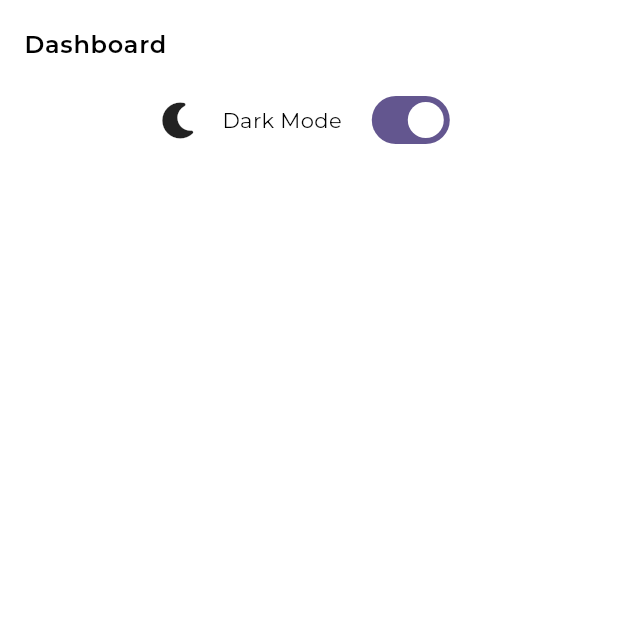
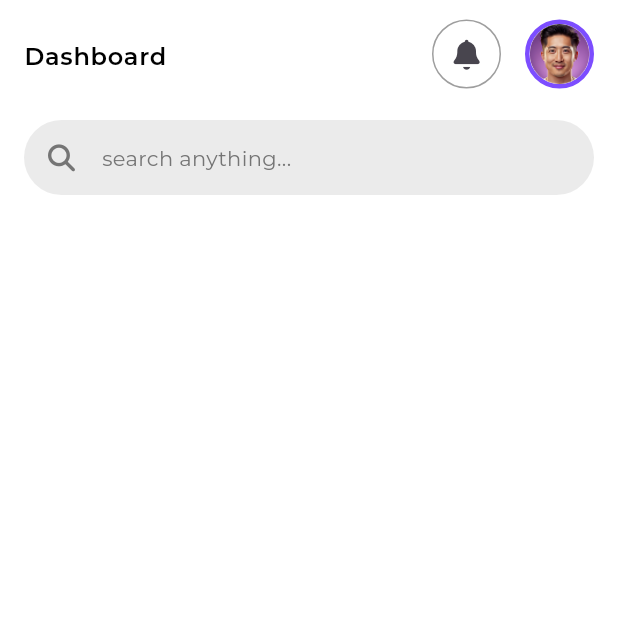
Before and after one commit to Kingjohneycodey/flutter_admin_dashboard, a Flutter app: the screen it shows after launch, on a phone screen of 412 x 824 dp, the top half of it. Run offline on Flutter 3.47's test engine with Material 3 defaults, Android fonts, the phone set to English and light mode, and no system bars; our stand-ins replace bloc, flutter_bloc, font_awesome_flutter, google_fonts.

Commit message:
workeed on the app bar

```diff
--- a/lib/dashboard_screen.dart
+++ b/lib/dashboard_screen.dart
@@ -2,7 +2,11 @@ import 'package:flutter/material.dart';
 import 'package:flutter_bloc/flutter_bloc.dart';
 import 'package:flutter_dashboard/bloc/theme_cubit.dart';
 import 'package:flutter_dashboard/theme/dimens.dart';
+import 'package:flutter_dashboard/widgets/app_bordered_icon_button.dart';
+import 'package:flutter_dashboard/widgets/user_profile_image.dart';
 import 'package:font_awesome_flutter/font_awesome_flutter.dart';
+import 'package:flutter_dashboard/widgets/app_search_bar.dart';
+import 'package:flutter_dashboard/widgets/app_bars/small_app_bar.dart';
 
 class DashboardScreen extends StatelessWidget {
   const DashboardScreen({super.key});
@@ -10,23 +14,27 @@ class DashboardScreen extends StatelessWidget {
   @override
   Widget build(BuildContext context) {
     return Scaffold(
-      appBar: AppBar(title: const Text('Dashboard')),
-      body: Column(
-        children: [
-          Row(
-            spacing: Dimens.largePadding,
-            mainAxisAlignment: MainAxisAlignment.center,
-            children: [
-              FaIcon(FontAwesomeIcons.solidMoon),
-              Text('Dark Mode'),
-              Switch(
-                value: true,
-                onChanged: (final bool value) {
-                  context.read<ThemeCubit>().toggleTheme();
-                },
-              ),
-            ],
+      appBar: SmallAppBar(
+        title: 'Dashboard',
+        actions: [
+          AppBorderedIconButton(icon: FontAwesomeIcons.solidBell),
+          UserProfileImage(),
+        ],
+        bottom: PreferredSize(
+          preferredSize: Size.fromHeight(50),
+          child: Padding(
+            padding: EdgeInsets.symmetric(
+              horizontal: Dimens.largePadding,
+              vertical: Dimens.largePadding,
+            ),
+            child: AppSearchBar(),
           ),
+        ),
+        height: 146,
+      ),
+      body: Column(children: [
+
+
         ],
       ),
     );
--- /dev/null
+++ b/lib/utils/check_theme_status.dart
@@ -0,0 +1,19 @@
+import 'package:flutter/material.dart';
+
+/// Check if dark mode is enabled or not
+bool checkDarkMode(final BuildContext context) {
+  final ThemeData theme = Theme.of(context);
+  if (theme.brightness == Brightness.dark) {
+    return true;
+  }
+  return false;
+}
+
+/// Check if light mode is enabled or not
+bool checkLightMode(final BuildContext context) {
+  final ThemeData theme = Theme.of(context);
+  if (theme.brightness == Brightness.light) {
+    return true;
+  }
+  return false;
+}
--- /dev/null
+++ b/lib/widgets/app_bars/small_app_bar.dart
@@ -0,0 +1,34 @@
+import 'package:flutter/material.dart';
+import 'package:flutter_dashboard/theme/dimens.dart';
+
+class SmallAppBar extends StatelessWidget implements PreferredSizeWidget {
+  const SmallAppBar({
+    super.key,
+    required this.title,
+    this.actions,
+    this.bottom,
+    this.height,
+  });
+
+  final String title;
+  final List<Widget>? actions;
+  final PreferredSizeWidget? bottom;
+  final double? height;
+
+  @override
+  Widget build(BuildContext context) {
+    return Padding(
+      padding: const EdgeInsets.only(top: Dimens.padding),
+      child: AppBar(
+        actions: actions,
+        title: Text(title),
+        leadingWidth: 90.0,
+        bottom: bottom,
+      ),
+    );
+  }
+
+  @override
+  Size get preferredSize =>
+      Size.fromHeight(height ?? AppBar().preferredSize.height + 24.0);
+}
--- /dev/null
+++ b/lib/widgets/app_bordered_icon_button.dart
@@ -0,0 +1,31 @@
+import 'package:flutter/material.dart';
+import 'package:font_awesome_flutter/font_awesome_flutter.dart';
+
+class AppBorderedIconButton extends StatelessWidget {
+  const AppBorderedIconButton({
+    super.key,
+    required this.icon,
+    this.onPressed,
+    this.color,
+  });
+
+  final IconData icon;
+  final VoidCallback? onPressed;
+  final Color? color;
+
+  @override
+  Widget build(BuildContext context) {
+    return Container(
+      width: 46,
+      height: 46,
+      decoration: BoxDecoration(
+        border: Border.all(color: color ?? Colors.grey),
+        borderRadius: BorderRadius.circular(100),
+      ),
+      child: IconButton(
+        onPressed: onPressed ?? () {},
+        icon: FaIcon(icon, color: color, size: 20),
+      ),
+    );
+  }
+}
--- /dev/null
+++ b/lib/widgets/app_search_bar.dart
@@ -0,0 +1,51 @@
+import 'package:flutter/material.dart';
+import 'package:flutter_dashboard/theme/colors.dart';
+import 'package:flutter_dashboard/theme/theme.dart';
+import 'package:flutter_dashboard/utils/check_theme_status.dart';
+import 'package:font_awesome_flutter/font_awesome_flutter.dart';
+
+import '../theme/dimens.dart';
+
+class AppSearchBar extends StatelessWidget {
+  const AppSearchBar({super.key});
+
+  @override
+  Widget build(BuildContext context) {
+    return Container(
+      decoration: BoxDecoration(
+        color: checkDarkMode(context)
+            ? AppColors.blackColor
+            : AppColors.veryLightGrayColor,
+        borderRadius: BorderRadius.circular(30),
+      ),
+      height: 50,
+      child: Padding(
+        padding: const EdgeInsets.only(top: Dimens.smallPadding),
+        child: TextFormField(
+          decoration: InputDecoration(
+            border: InputBorder.none,
+            focusedBorder: InputBorder.none,
+            enabledBorder: InputBorder.none,
+            errorBorder: InputBorder.none,
+            disabledBorder: InputBorder.none,
+            hintText: 'search anything...',
+            hintStyle: context.theme.appTypography.bodyMedium.copyWith(
+              color: AppColors.grayColor,
+            ),
+            prefixIcon: Padding(
+              padding: const EdgeInsets.only(
+                left: Dimens.largePadding,
+                top: Dimens.mediumPadding,
+              ),
+              child: FaIcon(
+                FontAwesomeIcons.magnifyingGlass,
+                size: 18,
+                color: AppColors.grayColor,
+              ),
+            ),
+          ),
+        ),
+      ),
+    );
+  }
+}
--- /dev/null
+++ b/lib/widgets/user_profile_image.dart
@@ -0,0 +1,37 @@
+import 'package:flutter/material.dart';
+
+import '../theme/colors.dart';
+import '../theme/dimens.dart';
+
+class UserProfileImage extends StatelessWidget {
+  const UserProfileImage({super.key, this.width, this.height});
+
+  final double? width;
+  final double? height;
+
+  @override
+  Widget build(BuildContext context) {
+    return Padding(
+      padding: const EdgeInsets.symmetric(horizontal: Dimens.largePadding),
+      child: InkWell(
+        onTap: () {},
+        borderRadius: BorderRadius.circular(30),
+        child: Container(
+          width: width ?? 46.0,
+          height: height ?? 46.0,
+          decoration: BoxDecoration(
+            border: Border.all(color: AppColors.primaryColor, width: 3),
+            borderRadius: BorderRadius.circular(30),
+          ),
+          child: ClipRRect(
+            borderRadius: BorderRadius.circular(30),
+            child: Image.asset(
+              'assets/images/user-profile.png',
+              fit: BoxFit.cover,
+            ),
+          ),
+        ),
+      ),
+    );
+  }
+}
```
Also changed, not shown: lib/utils/app_navigator.dart (added, +29 -0 lines), lib/utils/check_device_size.dart (added, +22 -0 lines), lib/utils/check_platforms.dart (added, +61 -0 lines), lib/utils/sized_context.dart (added, +52 -0 lines), lib/widgets/app_bars/large_app_bar.dart (added, +62 -0 lines), lib/widgets/app_scroll_bar.dart (added, +24 -0 lines), assets/demo/Dark mode demo.jpg (added), assets/demo/Light mode demo.jpg (added).
